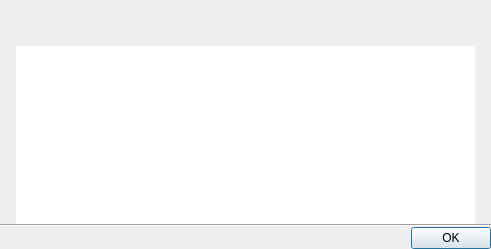
The window that client/libclient/src/ui/dialogs/license_notification_dialog.ui (networkoptix/nx_open) describes before a commit, drawn with Qt 5.
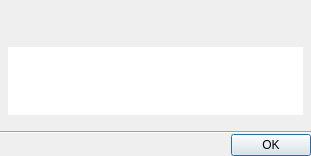
The same window after the commit.

Commit message:
## License notification dialog style fixes
<==== Mercurial data ====>
Branch: dev_3.0.0_gui

Diff of the .ui file:
```diff
--- a/client/libclient/src/ui/dialogs/license_notification_dialog.ui
+++ b/client/libclient/src/ui/dialogs/license_notification_dialog.ui
@@ -6,8 +6,8 @@
    <rect>
     <x>0</x>
     <y>0</y>
-    <width>491</width>
-    <height>249</height>
+    <width>311</width>
+    <height>156</height>
    </rect>
   </property>
   <property name="windowTitle">
@@ -35,29 +35,50 @@
       <number>16</number>
      </property>
      <property name="leftMargin">
-      <number>16</number>
+      <number>8</number>
      </property>
      <property name="topMargin">
       <number>16</number>
      </property>
      <property name="rightMargin">
-      <number>16</number>
+      <number>8</number>
      </property>
      <property name="bottomMargin">
-      <number>0</number>
+      <number>16</number>
      </property>
      <item>
       <widget class="QLabel" name="label">
        <property name="text">
-        <string notr="true"/>
+        <string notr="true">&lt;Some of your licenses are unavailable&gt;</string>
+       </property>
+       <property name="indent">
+        <number>8</number>
        </property>
       </widget>
      </item>
      <item>
       <widget class="QTreeView" name="treeView">
+       <property name="sizePolicy">
+        <sizepolicy hsizetype="Expanding" vsizetype="Fixed">
+         <horstretch>0</horstretch>
+         <verstretch>0</verstretch>
+        </sizepolicy>
+       </property>
+       <property name="maximumSize">
+        <size>
+         <width>16777215</width>
+         <height>520</height>
+        </size>
+       </property>
        <property name="frameShape">
         <enum>QFrame::NoFrame</enum>
        </property>
+       <property name="horizontalScrollBarPolicy">
+        <enum>Qt::ScrollBarAlwaysOff</enum>
+       </property>
+       <property name="sizeAdjustPolicy">
+        <enum>QAbstractScrollArea::AdjustToContentsOnFirstShow</enum>
+       </property>
        <property name="editTriggers">
         <set>QAbstractItemView::NoEditTriggers</set>
        </property>
@@ -70,6 +91,9 @@
        <property name="expandsOnDoubleClick">
         <bool>false</bool>
        </property>
+       <attribute name="headerStretchLastSection">
+        <bool>false</bool>
+       </attribute>
       </widget>
      </item>
     </layout>
```
Left out of the diff: 11 changed lines with no effect on the pictures. The commit also changes 5 other files.
